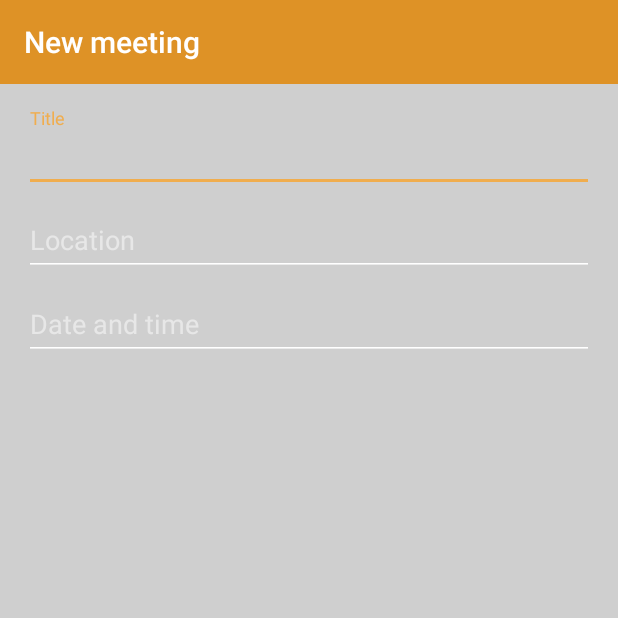
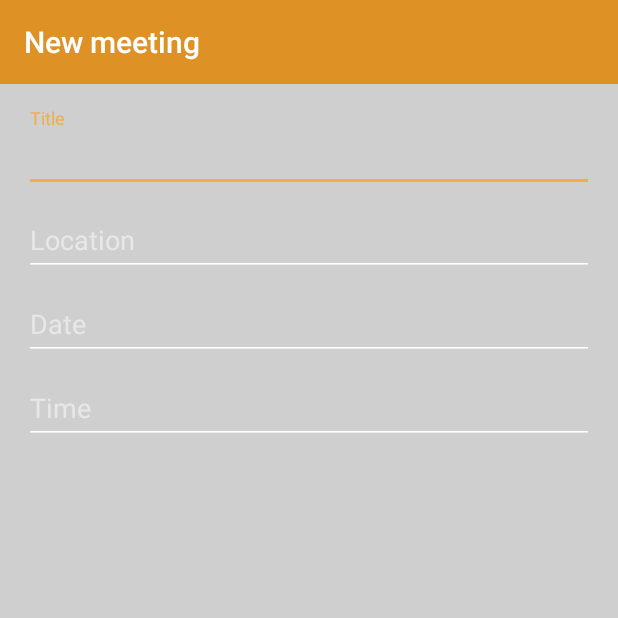
Before and after one commit to gerasp/MeetAndEat, an Android app: the NewMeetingActivity screen opened directly, with no data from a screen before it, on a phone screen of 412 x 824 dp, the top half of it. Run offline under Robolectric (Android 15) with nearby library versions, the phone set to English and light mode, and no system bars.

```diff
--- a/app/src/main/java/net/gerardomedina/meetandeat/view/activity/NewMeetingActivity.java
+++ b/app/src/main/java/net/gerardomedina/meetandeat/view/activity/NewMeetingActivity.java
@@ -1,6 +1,8 @@
 package net.gerardomedina.meetandeat.view.activity;
 
+import android.app.Activity;
 import android.app.DatePickerDialog;
+import android.app.TimePickerDialog;
 import android.content.Intent;
 import android.os.Bundle;
 import android.support.v7.app.AppCompatActivity;
@@ -9,6 +11,7 @@ import android.util.Log;
 import android.view.View;
 import android.widget.DatePicker;
 import android.widget.TextView;
+import android.widget.TimePicker;
 
 import com.google.android.gms.common.GooglePlayServicesNotAvailableException;
 import com.google.android.gms.common.GooglePlayServicesRepairableException;
@@ -23,12 +26,13 @@ import java.util.Locale;
 public class NewMeetingActivity extends AppCompatActivity {
 
     public TextView location;
-    private TextView datetime;
+    private TextView dateInput;
     public static final int PLACE_PICKER_REQUEST = 1;
     private TextView title;
     private Toolbar toolbar;
-    private Calendar myCalendar;
     private DatePickerDialog datePickerDialog;
+    private TextView timeInput;
+    private TimePickerDialog timePickerDialog;
 
     @Override
     protected void onCreate(Bundle savedInstanceState) {
@@ -37,6 +41,7 @@ public class NewMeetingActivity extends AppCompatActivity {
         toolbar = (Toolbar) findViewById(R.id.toolbar);
         toolbar.setTitle(getString(R.string.new_meeting));
         setSupportActionBar(toolbar);
+        final Activity activity = this;
 
         title = (TextView) findViewById(R.id.newMeetingTitleInput);
 
@@ -47,7 +52,7 @@ public class NewMeetingActivity extends AppCompatActivity {
                 PlacePicker.IntentBuilder builder = new PlacePicker.IntentBuilder();
                 Intent intent;
                 try {
-                    intent = builder.build(getParent());
+                    intent = builder.build(activity);
                     startActivityForResult(intent, PLACE_PICKER_REQUEST);
                 } catch (GooglePlayServicesRepairableException | GooglePlayServicesNotAvailableException e) {
                     Log.e("Google Play", e.getMessage());
@@ -55,44 +60,37 @@ public class NewMeetingActivity extends AppCompatActivity {
             }
         });
 
-//        myCalendar = Calendar.getInstance();
-//        final DatePickerDialog.OnDateSetListener date = new DatePickerDialog.OnDateSetListener() {
-//            @Override
-//            public void onDateSet(DatePicker view, int year, int monthOfYear,
-//                                  int dayOfMonth) {
-//                myCalendar.set(Calendar.YEAR, year);
-//                myCalendar.set(Calendar.MONTH, monthOfYear);
-//                myCalendar.set(Calendar.DAY_OF_MONTH, dayOfMonth);
-//                updateLabel();
-//            }
-//        };
-//        datetime = (TextView) findViewById(R.id.newMeetingDatetimeInput);
-//        datetime.setOnClickListener(new View.OnClickListener() {
-//            @Override
-//            public void onClick(View v) {
-//                new DatePickerDialog(getParent(),
-//                        date,
-//                        myCalendar.get(Calendar.YEAR),
-//                        myCalendar.get(Calendar.MONTH),
-//                        5)
-//                        .show();
-//            }
-//        });
         Calendar newCalendar = Calendar.getInstance();
+        dateInput = (TextView) findViewById(R.id.newMeetingDateInput);
+        dateInput.setOnClickListener(new View.OnClickListener() {
+            @Override
+            public void onClick(View v) {
+                datePickerDialog.show();
+            }
+        });
         datePickerDialog = new DatePickerDialog(this, new DatePickerDialog.OnDateSetListener() {
             public void onDateSet(DatePicker view, int year, int monthOfYear, int dayOfMonth) {
                 Calendar newDate = Calendar.getInstance();
-                SimpleDateFormat dateFormatter = new SimpleDateFormat("dd-MM-yyyy", Locale.US);
+                SimpleDateFormat dateFormatter = new SimpleDateFormat("dd-MM-yyyy", Locale.getDefault());
                 newDate.set(year, monthOfYear, dayOfMonth);
-                datetime.setText(dateFormatter.format(newDate.getTime()));
+                dateInput.setText(dateFormatter.format(newDate.getTime()));
             }
-        },newCalendar.get(Calendar.YEAR), newCalendar.get(Calendar.MONTH), newCalendar.get(Calendar.DAY_OF_MONTH));
-        datePickerDialog.show();
+        }, newCalendar.get(Calendar.YEAR), newCalendar.get(Calendar.MONTH), newCalendar.get(Calendar.DAY_OF_MONTH));
+
+        timeInput = (TextView) findViewById(R.id.newMeetingTimeInput);
+        timeInput.setOnClickListener(new View.OnClickListener() {
+            @Override
+            public void onClick(View v) {
+                timePickerDialog.show();
+            }
+        });
+        timePickerDialog = new TimePickerDialog(this, new TimePickerDialog.OnTimeSetListener() {
+            @Override
+            public void onTimeSet(TimePicker view, int hourOfDay, int minute) {
+                timeInput.setText(hourOfDay+":"+minute);
+            }
+        },newCalendar.get(Calendar.HOUR_OF_DAY),newCalendar.get(Calendar.MINUTE),true);
+
 
     }
-//    private void updateLabel() {
-//        String myFormat = "MM/dd/yy";
-//        SimpleDateFormat sdf = new SimpleDateFormat(myFormat, Locale.US);
-//        datetime.setText(sdf.format(myCalendar.getTime()));
-//    }
 }
--- a/app/src/main/res/layout/activity_newmeeting.xml
+++ b/app/src/main/res/layout/activity_newmeeting.xml
@@ -55,21 +55,37 @@
                 android:maxLines="1" />
 
         </android.support.design.widget.TextInputLayout>
-
         <android.support.design.widget.TextInputLayout
             android:layout_width="match_parent"
             android:layout_height="wrap_content">
 
             <EditText
-                android:id="@+id/newMeetingDatetimeInput"
+                android:id="@+id/newMeetingDateInput"
                 android:layout_width="match_parent"
                 android:layout_height="wrap_content"
-                android:hint="@string/new_meeting_datetime"
+                android:hint="@string/new_meeting_date"
                 android:imeActionId="@+id/newMeeting"
-                android:imeActionLabel="@string/new_meeting_datetime"
+                android:imeActionLabel="@string/new_meeting_date"
                 android:imeOptions="actionUnspecified"
                 android:inputType="datetime"
-                android:maxLines="1" />
+                android:maxLines="1"
+                android:focusable="false"/>
+        </android.support.design.widget.TextInputLayout>
+        <android.support.design.widget.TextInputLayout
+            android:layout_width="match_parent"
+            android:layout_height="wrap_content">
+
+            <EditText
+                android:id="@+id/newMeetingTimeInput"
+                android:layout_width="match_parent"
+                android:layout_height="wrap_content"
+                android:hint="@string/new_meeting_time"
+                android:imeActionId="@+id/newMeeting"
+                android:imeActionLabel="@string/new_meeting_time"
+                android:imeOptions="actionUnspecified"
+                android:inputType="datetime"
+                android:maxLines="1"
+                android:focusable="false"/>
         </android.support.design.widget.TextInputLayout>
     </LinearLayout>
 
--- a/app/src/main/res/values/strings.xml
+++ b/app/src/main/res/values/strings.xml
@@ -45,13 +45,15 @@
 
     <!-- Contacts -->
     <string name="search_new_contacts">Search new contacts</string>
+
+    <!-- New Meeting -->
     <string name="new_meeting_title">Title</string>
-    <string name="new_meeting_title_hint">Barbacue for us</string>
     <string name="new_meeting_location">Location</string>
     <string name="tap_to_select">Tap to select</string>
     <string name="new_meeting_dialog_title">New meeting</string>
     <string name="title_activity_maps">Map</string>
-    <string name="new_meeting_datetime">Date and time</string>
+    <string name="new_meeting_date">Date</string>
+    <string name="new_meeting_time">Time</string>
     <string name="prompt_title">Title</string>
     <string name="new_meeting">New meeting</string>
 </resources>
```
